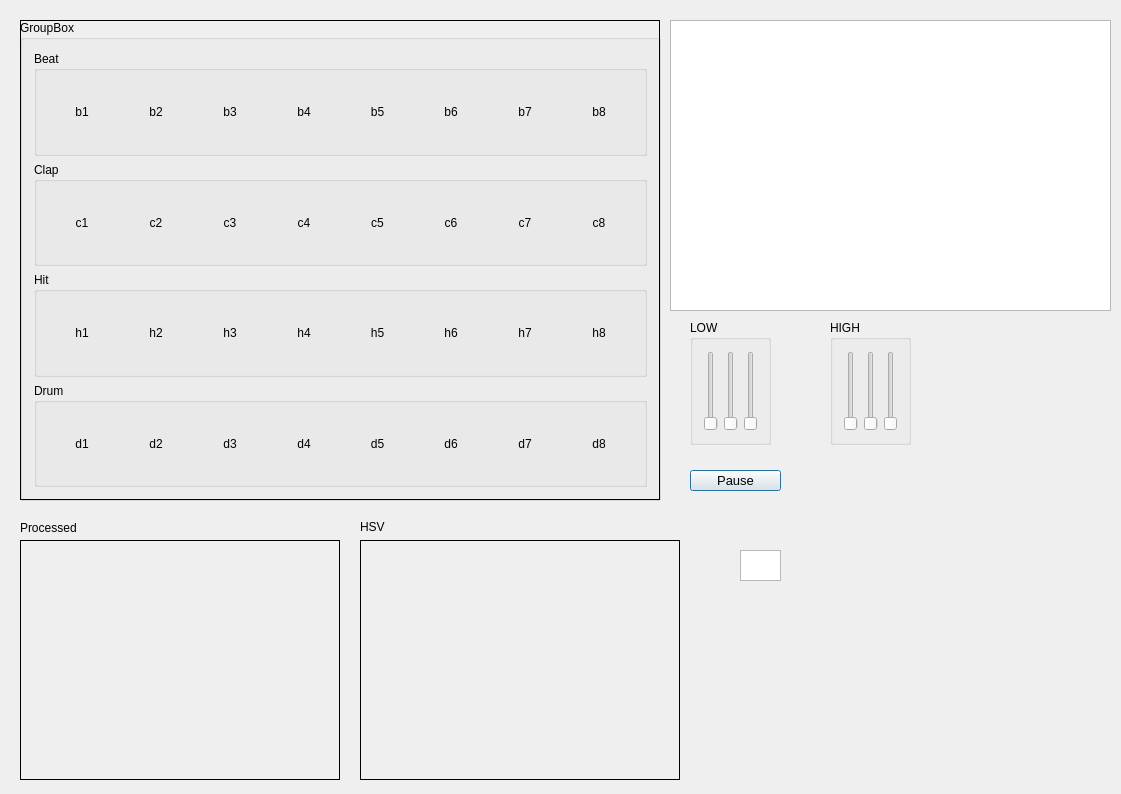
SebastianBone/RythmMachine, file dialog.ui: the form before one commit.
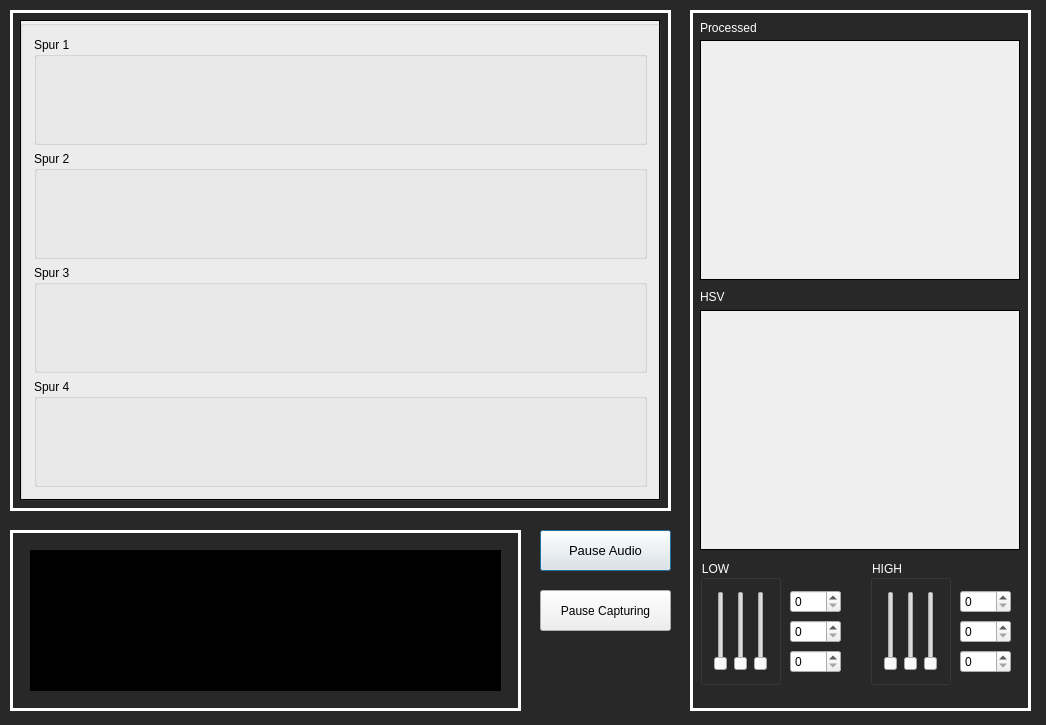
The form after the commit. Custom widgets are drawn as their Qt base class.

Diff of the .ui file:
```diff
--- a/dialog.ui
+++ b/dialog.ui
@@ -6,8 +6,8 @@
    <rect>
     <x>0</x>
     <y>0</y>
-    <width>1121</width>
-    <height>794</height>
+    <width>1046</width>
+    <height>725</height>
    </rect>
   </property>
   <property name="cursor">
@@ -19,11 +19,19 @@
   <property name="windowTitle">
    <string>Dialog</string>
   </property>
+  <property name="styleSheet">
+   <string notr="true">QDialog{
+
+	
+	
+	background-color: rgb(40, 40, 40);
+}</string>
+  </property>
   <widget class="QLabel" name="lblHSV">
    <property name="geometry">
     <rect>
-     <x>360</x>
-     <y>540</y>
+     <x>700</x>
+     <y>310</y>
      <width>320</width>
      <height>240</height>
     </rect>
@@ -41,8 +49,8 @@
   <widget class="QLabel" name="lblProcessed">
    <property name="geometry">
     <rect>
-     <x>20</x>
-     <y>540</y>
+     <x>700</x>
+     <y>40</y>
      <width>320</width>
      <height>240</height>
     </rect>
@@ -60,10 +68,10 @@
   <widget class="QPushButton" name="btnPauseResume">
    <property name="geometry">
     <rect>
-     <x>690</x>
-     <y>470</y>
-     <width>91</width>
-     <height>21</height>
+     <x>540</x>
+     <y>530</y>
+     <width>131</width>
+     <height>41</height>
     </rect>
    </property>
    <property name="font">
@@ -71,17 +79,20 @@
      <pointsize>10</pointsize>
     </font>
    </property>
+   <property name="styleSheet">
+    <string notr="true"/>
+   </property>
    <property name="text">
-    <string>Pause</string>
+    <string>Pause Audio</string>
    </property>
   </widget>
   <widget class="QPlainTextEdit" name="txtConsole">
    <property name="geometry">
     <rect>
-     <x>670</x>
-     <y>20</y>
-     <width>441</width>
-     <height>291</height>
+     <x>30</x>
+     <y>550</y>
+     <width>471</width>
+     <height>141</height>
     </rect>
    </property>
    <property name="font">
@@ -90,6 +101,13 @@
      <pointsize>10</pointsize>
     </font>
    </property>
+   <property name="styleSheet">
+    <string notr="true">QPlainTextEdit{
+	
+	background-color: rgb(0, 0, 0);
+	color:white;
+}</string>
+   </property>
    <property name="readOnly">
     <bool>true</bool>
    </property>
@@ -97,12 +115,18 @@
   <widget class="QGroupBox" name="lowTreshhold">
    <property name="geometry">
     <rect>
-     <x>690</x>
-     <y>320</y>
+     <x>700</x>
+     <y>560</y>
      <width>81</width>
      <height>125</height>
     </rect>
    </property>
+   <property name="styleSheet">
+    <string notr="true">QGroupBox{
+	
+	color: rgb(255, 255, 255);
+}</string>
+   </property>
    <property name="title">
     <string>LOW</string>
    </property>
@@ -133,12 +157,18 @@
   <widget class="QGroupBox" name="highTreshhold">
    <property name="geometry">
     <rect>
-     <x>830</x>
-     <y>320</y>
+     <x>870</x>
+     <y>560</y>
      <width>81</width>
      <height>125</height>
     </rect>
    </property>
+   <property name="styleSheet">
+    <string notr="true">QGroupBox{
+	
+	color: rgb(255, 255, 255);
+}</string>
+   </property>
    <property name="title">
     <string>HIGH</string>
    </property>
@@ -194,8 +224,11 @@
      <height>481</height>
     </rect>
    </property>
+   <property name="styleSheet">
+    <string notr="true"/>
+   </property>
    <property name="title">
-    <string>GroupBox</string>
+    <string/>
    </property>
    <layout class="QVBoxLayout" name="verticalLayout">
     <item>
@@ -207,7 +240,7 @@
        <bool>false</bool>
       </property>
       <property name="title">
-       <string>Beat</string>
+       <string>Spur 1</string>
       </property>
       <layout class="QHBoxLayout" name="horizontalLayout_3">
        <item>
@@ -259,7 +292,7 @@
 </string>
          </property>
          <property name="text">
-          <string>b1</string>
+          <string/>
          </property>
          <property name="checkable">
           <bool>true</bool>
@@ -324,7 +357,7 @@
 </string>
          </property>
          <property name="text">
-          <string>b2</string>
+          <string/>
          </property>
          <property name="checkable">
           <bool>true</bool>
@@ -389,7 +422,7 @@
 </string>
          </property>
          <property name="text">
-          <string>b3</string>
+          <string/>
          </property>
          <property name="checkable">
           <bool>true</bool>
@@ -451,7 +484,7 @@
 </string>
          </property>
          <property name="text">
-          <string>b4</string>
+          <string/>
          </property>
          <property name="checkable">
           <bool>true</bool>
@@ -513,7 +546,7 @@
 </string>
          </property>
          <property name="text">
-          <string>b5</string>
+          <string/>
          </property>
          <property name="checkable">
           <bool>true</bool>
@@ -578,7 +611,7 @@
 </string>
          </property>
          <property name="text">
-          <string>b6</string>
+          <string/>
          </property>
          <property name="checkable">
           <bool>true</bool>
@@ -640,7 +673,7 @@
 </string>
          </property>
          <property name="text">
-          <string>b7</string>
+          <string/>
          </property>
          <property name="checkable">
           <bool>true</bool>
@@ -702,7 +735,7 @@
 </string>
          </property>
          <property name="text">
-          <string>b8</string>
+          <string/>
          </property>
          <property name="checkable">
           <bool>true</bool>
@@ -724,7 +757,7 @@
     <item>
      <widget class="QGroupBox" name="clap">
       <property name="title">
-       <string>Clap</string>
+       <string>Spur 2</string>
       </property>
       <layout class="QHBoxLayout" name="horizontalLayout_4">
        <item>
@@ -878,7 +911,7 @@
 </string>
          </property>
          <property name="text">
-          <string>c1</string>
+          <string/>
          </property>
          <property name="checkable">
           <bool>true</bool>
@@ -1036,7 +1069,7 @@
 </string>
          </property>
          <property name="text">
-          <string>c2</string>
+          <string/>
          </property>
          <property name="checkable">
           <bool>true</bool>
@@ -1194,7 +1227,7 @@
 </string>
          </property>
          <property name="text">
-          <string>c3</string>
+          <string/>
          </property>
          <property name="checkable">
           <bool>true</bool>
@@ -1355,7 +1388,7 @@
 </string>
          </property>
          <property name="text">
-          <string>c4</string>
+          <string/>
          </property>
          <property name="checkable">
           <bool>true</bool>
@@ -1513,7 +1546,7 @@
 </string>
          </property>
          <property name="text">
-          <string>c5</string>
+          <string/>
          </property>
          <property name="checkable">
           <bool>true</bool>
@@ -1671,7 +1704,7 @@
 </string>
          </property>
          <property name="text">
-          <string>c6</string>
+          <string/>
          </property>
          <property name="checkable">
           <bool>true</bool>
@@ -1829,7 +1862,7 @@
 </string>
          </property>
          <property name="text">
-          <string>c7</string>
+          <string/>
          </property>
          <property name="checkable">
           <bool>true</bool>
@@ -1987,7 +2020,7 @@
 </string>
          </property>
          <property name="text">
-          <string>c8</string>
+          <string/>
          </property>
          <property name="checkable">
           <bool>true</bool>
@@ -2000,7 +2033,7 @@
     <item>
      <widget class="QGroupBox" name="hit">
       <property name="title">
-       <string>Hit</string>
+       <string>Spur 3</string>
       </property>
       <layout class="QHBoxLayout" name="horizontalLayout_5">
        <item>
@@ -2028,7 +2061,7 @@
 </string>
          </property>
          <property name="text">
-          <string>h1</string>
+          <string/>
          </property>
          <property name="checkable">
           <bool>true</bool>
@@ -2060,7 +2093,7 @@
 </string>
          </property>
          <property name="text">
-          <string>h2</string>
+          <string/>
          </property>
          <property name="checkable">
           <bool>true</bool>
@@ -2092,7 +2125,7 @@
 </string>
          </property>
          <property name="text">
-          <string>h3</string>
+          <string/>
          </property>
          <property name="checkable">
           <bool>true</bool>
@@ -2124,7 +2157,7 @@
 </string>
          </property>
          <property name="text">
-          <string>h4</string>
+          <string/>
          </property>
          <property name="checkable">
           <bool>true</bool>
@@ -2156,7 +2189,7 @@
 </string>
          </property>
          <property name="text">
-          <string>h5</string>
+          <string/>
          </property>
          <property name="checkable">
           <bool>true</bool>
@@ -2188,7 +2221,7 @@
 </string>
          </property>
          <property name="text">
-          <string>h6</string>
+          <string/>
          </property>
          <property name="checkable">
           <bool>true</bool>
@@ -2220,7 +2253,7 @@
 </string>
          </property>
          <property name="text">
-          <string>h7</string>
+          <string/>
          </property>
          <property name="checkable">
           <bool>true</bool>
@@ -2252,7 +2285,7 @@
 </string>
          </property>
          <property name="text">
-          <string>h8</string>
+          <string/>
          </property>
          <property name="checkable">
           <bool>true</bool>
@@ -2265,7 +2298,7 @@
     <item>
      <widget class="QGroupBox" name="drum">
       <property name="title">
-       <string>Drum</string>
+       <string>Spur 4</string>
       </property>
       <layout class="QHBoxLayout" name="horizontalLayout_6">
        <item>
@@ -2293,7 +2326,7 @@
 </string>
          </property>
          <property name="text">
-          <string>d1</string>
+          <string/>
          </property>
          <property name="checkable">
           <bool>true</bool>
@@ -2325,7 +2358,7 @@
 </string>
          </property>
          <property name="text">
-          <string>d2</string>
+          <string/>
          </property>
          <property name="checkable">
           <bool>true</bool>
@@ -2357,7 +2390,7 @@
 </string>
          </property>
          <property name="text">
-          <string>d3</string>
+          <string/>
          </property>
          <property name="checkable">
           <bool>true</bool>
@@ -2389,7 +2422,7 @@
 </string>
          </property>
          <property name="text">
-          <string>d4</string>
+          <string/>
          </property>
          <property name="checkable">
           <bool>true</bool>
@@ -2421,7 +2454,7 @@
 </string>
          </property>
          <property name="text">
-          <string>d5</string>
+          <string/>
          </property>
          <property name="checkable">
           <bool>true</bool>
@@ -2453,7 +2486,7 @@
 </string>
          </property>
          <property name="text">
-          <string>d6</string>
+          <string/>
          </property>
          <property name="checkable">
           <bool>true</bool>
@@ -2485,7 +2518,7 @@
 </string>
          </property>
          <property name="text">
-          <string>d7</string>
+          <string/>
          </property>
          <property name="checkable">
           <bool>true</bool>
@@ -2517,7 +2550,7 @@
 </string>
          </property>
          <property name="text">
-          <string>d8</string>
+          <string/>
          </property>
          <property name="checkable">
           <bool>true</bool>
@@ -2532,12 +2565,18 @@
   <widget class="QLabel" name="label">
    <property name="geometry">
     <rect>
-     <x>360</x>
-     <y>520</y>
+     <x>700</x>
+     <y>290</y>
      <width>57</width>
      <height>14</height>
     </rect>
    </property>
+   <property name="styleSheet">
+    <string notr="true">QLabel{
+	
+	color: rgb(255, 255, 255);
+}</string>
+   </property>
    <property name="text">
     <string>HSV</string>
    </property>
@@ -2545,26 +2584,224 @@
   <widget class="QLabel" name="label_3">
    <property name="geometry">
     <rect>
-     <x>20</x>
-     <y>520</y>
+     <x>700</x>
+     <y>20</y>
      <width>71</width>
      <height>16</height>
     </rect>
    </property>
+   <property name="styleSheet">
+    <string notr="true">QLabel{
+	
+	color: rgb(255, 255, 255);
+}</string>
+   </property>
    <property name="text">
     <string>Processed</string>
    </property>
   </widget>
-  <widget class="QTextEdit" name="textEdit">
+  <widget class="QLabel" name="labelSettings">
    <property name="geometry">
     <rect>
-     <x>740</x>
-     <y>550</y>
-     <width>41</width>
-     <height>31</height>
+     <x>690</x>
+     <y>10</y>
+     <width>341</width>
+     <height>701</height>
     </rect>
    </property>
+   <property name="autoFillBackground">
+    <bool>false</bool>
+   </property>
+   <property name="styleSheet">
+    <string notr="true">QLabel
+{
+	border-style: solid;
+	border-width: 3px;
+	border-color: rgb(255, 255, 255);
+}</string>
+   </property>
+   <property name="frameShape">
+    <enum>QFrame::Box</enum>
+   </property>
+   <property name="lineWidth">
+    <number>2</number>
+   </property>
+   <property name="text">
+    <string/>
+   </property>
   </widget>
+  <widget class="QLabel" name="label_4">
+   <property name="geometry">
+    <rect>
+     <x>10</x>
+     <y>10</y>
+     <width>661</width>
+     <height>501</height>
+    </rect>
+   </property>
+   <property name="autoFillBackground">
+    <bool>false</bool>
+   </property>
+   <property name="styleSheet">
+    <string notr="true">QLabel
+{
+	border-style: solid;
+	border-width: 3px;
+	border-color: rgb(255, 255, 255);
+}</string>
+   </property>
+   <property name="frameShape">
+    <enum>QFrame::Box</enum>
+   </property>
+   <property name="lineWidth">
+    <number>2</number>
+   </property>
+   <property name="text">
+    <string/>
+   </property>
+  </widget>
+  <widget class="QLabel" name="label_5">
+   <property name="geometry">
+    <rect>
+     <x>10</x>
+     <y>530</y>
+     <width>511</width>
+     <height>181</height>
+    </rect>
+   </property>
+   <property name="autoFillBackground">
+    <bool>false</bool>
+   </property>
+   <property name="styleSheet">
+    <string notr="true">QLabel
+{
+	border-style: solid;
+	border-width: 3px;
+	border-color: rgb(255, 255, 255);
+}</string>
+   </property>
+   <property name="frameShape">
+    <enum>QFrame::Box</enum>
+   </property>
+   <property name="lineWidth">
+    <number>2</number>
+   </property>
+   <property name="text">
+    <string/>
+   </property>
+  </widget>
+  <widget class="QSpinBox" name="BLSlideBox">
+   <property name="geometry">
+    <rect>
+     <x>790</x>
+     <y>590</y>
+     <width>51</width>
+     <height>23</height>
+    </rect>
+   </property>
+   <property name="maximum">
+    <number>255</number>
+   </property>
+  </widget>
+  <widget class="QSpinBox" name="GLspinBox">
+   <property name="geometry">
+    <rect>
+     <x>790</x>
+     <y>620</y>
+     <width>51</width>
+     <height>23</height>
+    </rect>
+   </property>
+   <property name="maximum">
+    <number>255</number>
+   </property>
+  </widget>
+  <widget class="QSpinBox" name="RLspinBox">
+   <property name="geometry">
+    <rect>
+     <x>790</x>
+     <y>650</y>
+     <width>51</width>
+     <height>23</height>
+    </rect>
+   </property>
+   <property name="maximum">
+    <number>255</number>
+   </property>
+  </widget>
+  <widget class="QSpinBox" name="BHspinBox">
+   <property name="geometry">
+    <rect>
+     <x>960</x>
+     <y>590</y>
+     <width>51</width>
+     <height>23</height>
+    </rect>
+   </property>
+   <property name="maximum">
+    <number>255</number>
+   </property>
+  </widget>
+  <widget class="QSpinBox" name="GHspinBox">
+   <property name="geometry">
+    <rect>
+     <x>960</x>
+     <y>620</y>
+     <width>51</width>
+     <height>23</height>
+    </rect>
+   </property>
+   <property name="maximum">
+    <number>255</number>
+   </property>
+  </widget>
+  <widget class="QSpinBox" name="RHspinBox">
+   <property name="geometry">
+    <rect>
+     <x>960</x>
+     <y>650</y>
+     <width>51</width>
+     <height>23</height>
+    </rect>
+   </property>
+   <property name="maximum">
+    <number>255</number>
+   </property>
+  </widget>
+  <widget class="QPushButton" name="btnPRCapt">
+   <property name="geometry">
+    <rect>
+     <x>540</x>
+     <y>590</y>
+     <width>131</width>
+     <height>41</height>
+    </rect>
+   </property>
+   <property name="text">
+    <string>Pause Capturing</string>
+   </property>
+  </widget>
+  <zorder>label_4</zorder>
+  <zorder>label_5</zorder>
+  <zorder>labelSettings</zorder>
+  <zorder>lblHSV</zorder>
+  <zorder>lblProcessed</zorder>
+  <zorder>btnPauseResume</zorder>
+  <zorder>txtConsole</zorder>
+  <zorder>lowTreshhold</zorder>
+  <zorder>highTreshhold</zorder>
+  <zorder>lblSrc</zorder>
+  <zorder>groupBox_2</zorder>
+  <zorder>label</zorder>
+  <zorder>label_3</zorder>
+  <zorder>BLSlideBox</zorder>
+  <zorder>blueLow</zorder>
+  <zorder>GLspinBox</zorder>
+  <zorder>RLspinBox</zorder>
+  <zorder>BHspinBox</zorder>
+  <zorder>GHspinBox</zorder>
+  <zorder>RHspinBox</zorder>
+  <zorder>btnPRCapt</zorder>
  </widget>
  <layoutdefault spacing="6" margin="11"/>
  <customwidgets>
```
Left out of the diff: 195 changed lines with no effect on the pictures.
